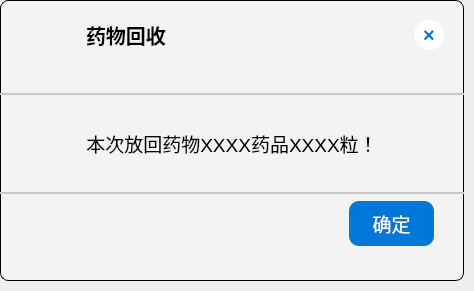
tongvvv/medicineBox, file dialog_store_success.ui: the form before one commit.
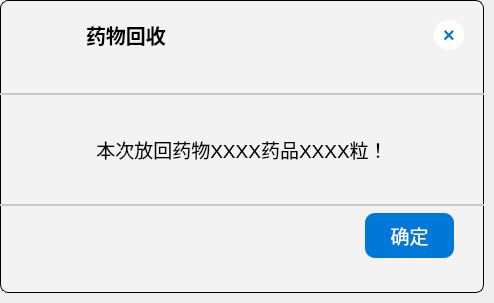
The form after the commit. Icons and pictures are not drawn.

```diff
--- a/dialog_store_success.ui
+++ b/dialog_store_success.ui
@@ -6,8 +6,8 @@
    <rect>
     <x>0</x>
     <y>0</y>
-    <width>474</width>
-    <height>291</height>
+    <width>494</width>
+    <height>303</height>
    </rect>
   </property>
   <property name="windowTitle">
@@ -210,7 +210,7 @@
          <item>
           <widget class="QPushButton" name="pushButton">
            <property name="sizePolicy">
-            <sizepolicy hsizetype="Preferred" vsizetype="Preferred">
+            <sizepolicy hsizetype="Preferred" vsizetype="Fixed">
              <horstretch>0</horstretch>
              <verstretch>0</verstretch>
             </sizepolicy>
```
